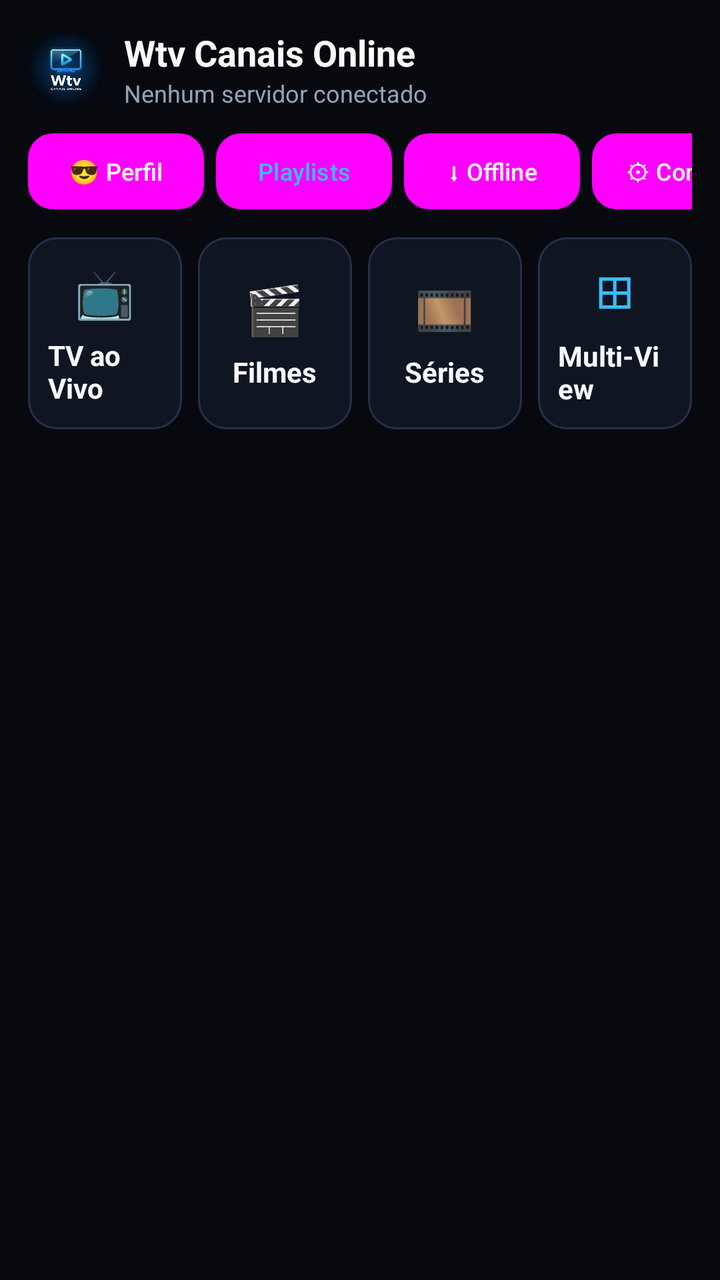
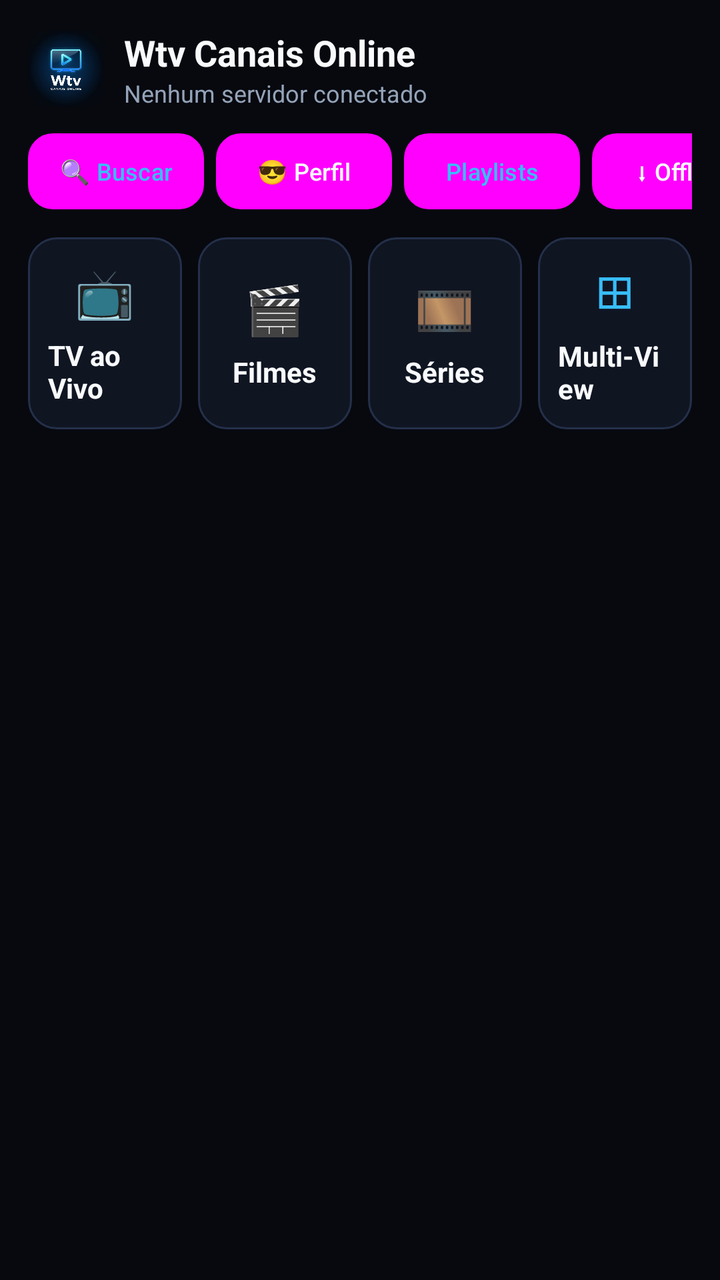

Compare the two renders of this Android layout. The source of the first and the diff that turns it into the second are given below.
<!-- AndroidManifest.xml: application theme Theme.NovaTV -->
<!-- res/layout/activity_home.xml -->
<?xml version="1.0" encoding="utf-8"?>
<ScrollView xmlns:android="http://schemas.android.com/apk/res/android"
    android:layout_width="match_parent"
    android:layout_height="match_parent"
    android:background="@color/bg_cinema"
    android:fillViewport="true"
    android:fitsSystemWindows="true"
    android:padding="14dp">

    <LinearLayout
        android:layout_width="match_parent"
        android:layout_height="wrap_content"
        android:orientation="vertical">

        
        <LinearLayout
            android:layout_width="match_parent"
            android:layout_height="wrap_content"
            android:orientation="vertical"
            android:paddingBottom="12dp">

            <LinearLayout
                android:layout_width="match_parent"
                android:layout_height="wrap_content"
                android:gravity="center_vertical"
                android:orientation="horizontal"
                android:paddingBottom="10dp">

                <ImageView
                    android:layout_width="38dp"
                    android:layout_height="38dp"
                    android:background="@drawable/bg_poster_rounded"
                    android:clipToOutline="true"
                    android:contentDescription="@string/app_name"
                    android:src="@drawable/ic_wtv_launcher" />

                <LinearLayout
                    android:layout_width="0dp"
                    android:layout_height="wrap_content"
                    android:layout_marginStart="10dp"
                    android:layout_weight="1"
                    android:orientation="vertical">

                    <TextView
                        android:layout_width="match_parent"
                        android:layout_height="wrap_content"
                        android:ellipsize="end"
                        android:maxLines="1"
                        android:text="Wtv Canais Online"
                        android:textColor="@color/text_primary"
                        android:textSize="18sp"
                        android:textStyle="bold" />

                    <TextView
                        android:id="@+id/tv_active_profile"
                        android:layout_width="match_parent"
                        android:layout_height="wrap_content"
                        android:ellipsize="end"
                        android:maxLines="1"
                        android:text="Nenhum servidor conectado"
                        android:textColor="@color/text_secondary"
                        android:textSize="12sp" />
                </LinearLayout>
            </LinearLayout>

            <HorizontalScrollView
                android:layout_width="match_parent"
                android:layout_height="wrap_content"
                android:scrollbars="none">

                <LinearLayout
                    android:layout_width="wrap_content"
                    android:layout_height="wrap_content"
                    android:gravity="center_vertical"
                    android:orientation="horizontal"
                    android:paddingVertical="2dp">

                    <Button
                        android:id="@+id/btn_switch_profile"
                        style="@style/Widget.Material3.Button.TextButton"
                        android:layout_width="wrap_content"
                        android:layout_height="38dp"
                        android:layout_marginEnd="6dp"
                        android:background="@drawable/selector_cinema_button"
                        android:focusable="true"
                        android:paddingHorizontal="10dp"
                        android:text="😎 Perfil"
                        android:textColor="@color/text_primary"
                        android:textSize="12sp" />

                    <Button
                        android:id="@+id/btn_playlists"
                        style="@style/Widget.Material3.Button.TextButton"
                        android:layout_width="wrap_content"
                        android:layout_height="38dp"
                        android:layout_marginEnd="6dp"
                        android:background="@drawable/selector_cinema_button"
                        android:focusable="true"
                        android:paddingHorizontal="12dp"
                        android:text="Playlists"
                        android:textColor="@color/accent_cyan"
                        android:textSize="12sp" />

                    <Button
                        android:id="@+id/btn_downloads"
                        style="@style/Widget.Material3.Button.TextButton"
                        android:layout_width="wrap_content"
                        android:layout_height="38dp"
                        android:layout_marginEnd="6dp"
                        android:background="@drawable/selector_cinema_button"
                        android:focusable="true"
                        android:paddingHorizontal="10dp"
                        android:text="⬇ Offline"
                        android:textColor="@color/text_primary"
                        android:textSize="12sp" />

                    <Button
                        android:id="@+id/btn_settings"
                        style="@style/Widget.Material3.Button.TextButton"
                        android:layout_width="wrap_content"
                        android:layout_height="38dp"
                        android:background="@drawable/selector_cinema_button"
                        android:focusable="true"
                        android:paddingHorizontal="12dp"
                        android:text="⚙ Config."
                        android:textColor="@color/text_primary"
                        android:textSize="12sp" />
                </LinearLayout>
            </HorizontalScrollView>
        </LinearLayout>

        
        <LinearLayout
            android:id="@+id/banner_no_profile"
            android:layout_width="match_parent"
            android:layout_height="wrap_content"
            android:layout_marginBottom="20dp"
            android:background="@drawable/selector_cinema_card"
            android:orientation="vertical"
            android:padding="20dp"
            android:visibility="gone">

            <TextView
                android:layout_width="wrap_content"
                android:layout_height="wrap_content"
                android:text="Bem-vindo ao Wtv Canais Online"
                android:textColor="@color/text_primary"
                android:textSize="18sp"
                android:textStyle="bold" />

            <TextView
                android:layout_width="wrap_content"
                android:layout_height="wrap_content"
                android:layout_marginTop="4dp"
                android:layout_marginBottom="10dp"
                android:text="Conecte sua conta Xtream Codes, URL M3U, ou envie este código MAC ao administrador para receber sua lista:"
                android:textColor="@color/text_secondary"
                android:textSize="13sp" />

            <TextView
                android:id="@+id/tv_home_device_mac"
                android:layout_width="wrap_content"
                android:layout_height="wrap_content"
                android:layout_marginBottom="14dp"
                android:text="📡 MAC: ..."
                android:textColor="@color/accent_cyan"
                android:textSize="16sp"
                android:textStyle="bold" />

            <LinearLayout
                android:layout_width="wrap_content"
                android:layout_height="wrap_content"
                android:orientation="horizontal">

                <Button
                    android:id="@+id/btn_add_first_playlist"
                    style="@style/Widget.Material3.Button.TextButton"
                    android:layout_width="wrap_content"
                    android:layout_height="44dp"
                    android:layout_marginEnd="10dp"
                    android:background="@drawable/selector_cinema_button"
                    android:focusable="true"
                    android:paddingHorizontal="18dp"
                    android:text="+ Adicionar Servidor / Lista M3U"
                    android:textColor="#FFFFFF" />

                <Button
                    android:id="@+id/btn_check_mac_playlist"
                    style="@style/Widget.Material3.Button.TextButton"
                    android:layout_width="wrap_content"
                    android:layout_height="44dp"
                    android:background="@drawable/selector_cinema_button"
                    android:focusable="true"
                    android:paddingHorizontal="16dp"
                    android:text="↻ Verificar Lista pelo MAC"
                    android:textColor="@color/accent_cyan" />
            </LinearLayout>
        </LinearLayout>

        
        <FrameLayout
            android:id="@+id/hero_carousel_container"
            android:layout_width="match_parent"
            android:layout_height="195dp"
            android:layout_marginBottom="20dp"
            android:visibility="gone">

            <androidx.viewpager2.widget.ViewPager2
                android:id="@+id/vp_hero_banners"
                android:layout_width="match_parent"
                android:layout_height="match_parent" />

            <Button
                android:id="@+id/btn_banner_prev"
                style="@style/Widget.Material3.Button.TextButton"
                android:layout_width="36dp"
                android:layout_height="36dp"
                android:layout_gravity="top|end"
                android:layout_marginTop="12dp"
                android:layout_marginEnd="92dp"
                android:background="@drawable/selector_cinema_button"
                android:focusable="true"
                android:padding="0dp"
                android:text="◀"
                android:textColor="#FFFFFF"
                android:textSize="12sp" />

            <TextView
                android:id="@+id/tv_banner_counter"
                android:layout_width="wrap_content"
                android:layout_height="wrap_content"
                android:layout_gravity="top|end"
                android:layout_marginTop="20dp"
                android:layout_marginEnd="54dp"
                android:text="1/1"
                android:textColor="@color/text_secondary"
                android:textSize="11sp"
                android:textStyle="bold" />

            <Button
                android:id="@+id/btn_banner_next"
                style="@style/Widget.Material3.Button.TextButton"
                android:layout_width="36dp"
                android:layout_height="36dp"
                android:layout_gravity="top|end"
                android:layout_marginTop="12dp"
                android:layout_marginEnd="12dp"
                android:background="@drawable/selector_cinema_button"
                android:focusable="true"
                android:padding="0dp"
                android:text="▶"
                android:textColor="#FFFFFF"
                android:textSize="12sp" />
        </FrameLayout>

        
        <LinearLayout
            android:layout_width="match_parent"
            android:layout_height="wrap_content"
            android:layout_marginBottom="22dp"
            android:orientation="horizontal">

            <LinearLayout
                android:id="@+id/card_live_tv"
                android:layout_width="0dp"
                android:layout_height="96dp"
                android:layout_marginEnd="8dp"
                android:layout_weight="1"
                android:background="@drawable/selector_cinema_card"
                android:focusable="true"
                android:gravity="center"
                android:orientation="vertical"
                android:padding="10dp">

                <TextView
                    android:layout_width="wrap_content"
                    android:layout_height="wrap_content"
                    android:text="📺"
                    android:textSize="24sp" />

                <TextView
                    android:layout_width="wrap_content"
                    android:layout_height="wrap_content"
                    android:layout_marginTop="6dp"
                    android:text="TV ao Vivo"
                    android:textColor="@color/text_primary"
                    android:textSize="14sp"
                    android:textStyle="bold" />
            </LinearLayout>

            <LinearLayout
                android:id="@+id/card_movies"
                android:layout_width="0dp"
                android:layout_height="96dp"
                android:layout_marginEnd="8dp"
                android:layout_weight="1"
                android:background="@drawable/selector_cinema_card"
                android:focusable="true"
                android:gravity="center"
                android:orientation="vertical"
                android:padding="10dp">

                <TextView
                    android:layout_width="wrap_content"
                    android:layout_height="wrap_content"
                    android:text="🎬"
                    android:textSize="24sp" />

                <TextView
                    android:layout_width="wrap_content"
                    android:layout_height="wrap_content"
                    android:layout_marginTop="6dp"
                    android:text="Filmes"
                    android:textColor="@color/text_primary"
                    android:textSize="14sp"
                    android:textStyle="bold" />
            </LinearLayout>

            <LinearLayout
                android:id="@+id/card_series"
                android:layout_width="0dp"
                android:layout_height="96dp"
                android:layout_marginEnd="8dp"
                android:layout_weight="1"
                android:background="@drawable/selector_cinema_card"
                android:focusable="true"
                android:gravity="center"
                android:orientation="vertical"
                android:padding="10dp">

                <TextView
                    android:layout_width="wrap_content"
                    android:layout_height="wrap_content"
                    android:text="🎞️"
                    android:textSize="24sp" />

                <TextView
                    android:layout_width="wrap_content"
                    android:layout_height="wrap_content"
                    android:layout_marginTop="6dp"
                    android:text="Séries"
                    android:textColor="@color/text_primary"
                    android:textSize="14sp"
                    android:textStyle="bold" />
            </LinearLayout>

            <LinearLayout
                android:id="@+id/card_multiview"
                android:layout_width="0dp"
                android:layout_height="96dp"
                android:layout_weight="1"
                android:background="@drawable/selector_cinema_card"
                android:focusable="true"
                android:gravity="center"
                android:orientation="vertical"
                android:padding="10dp">

                <TextView
                    android:layout_width="wrap_content"
                    android:layout_height="wrap_content"
                    android:text="⊞"
                    android:textColor="@color/accent_cyan"
                    android:textSize="24sp" />

                <TextView
                    android:layout_width="wrap_content"
                    android:layout_height="wrap_content"
                    android:layout_marginTop="6dp"
                    android:text="Multi-View"
                    android:textColor="@color/text_primary"
                    android:textSize="14sp"
                    android:textStyle="bold" />
            </LinearLayout>
        </LinearLayout>

        
        <TextView
            android:id="@+id/tv_section_recent_channels"
            android:layout_width="wrap_content"
            android:layout_height="wrap_content"
            android:layout_marginBottom="10dp"
            android:text="📺 Últimos Canais Assistidos"
            android:textColor="@color/text_primary"
            android:textSize="16sp"
            android:textStyle="bold"
            android:visibility="gone" />

        <androidx.recyclerview.widget.RecyclerView
            android:id="@+id/rv_recent_channels"
            android:layout_width="match_parent"
            android:layout_height="wrap_content"
            android:layout_marginBottom="20dp"
            android:clipToPadding="false"
            android:visibility="gone" />

        
        <TextView
            android:id="@+id/tv_section_recent_series"
            android:layout_width="wrap_content"
            android:layout_height="wrap_content"
            android:layout_marginBottom="10dp"
            android:text="🎞️ Últimas Séries Assistidas"
            android:textColor="@color/text_primary"
            android:textSize="16sp"
            android:textStyle="bold"
            android:visibility="gone" />

        <androidx.recyclerview.widget.RecyclerView
            android:id="@+id/rv_recent_series"
            android:layout_width="match_parent"
            android:layout_height="wrap_content"
            android:layout_marginBottom="20dp"
            android:clipToPadding="false"
            android:visibility="gone" />

        
        <TextView
            android:id="@+id/tv_section_recent_movies"
            android:layout_width="wrap_content"
            android:layout_height="wrap_content"
            android:layout_marginBottom="10dp"
            android:text="🎬 Últimos Filmes Assistidos"
            android:textColor="@color/text_primary"
            android:textSize="16sp"
            android:textStyle="bold"
            android:visibility="gone" />

        <androidx.recyclerview.widget.RecyclerView
            android:id="@+id/rv_recent_movies"
            android:layout_width="match_parent"
            android:layout_height="wrap_content"
            android:layout_marginBottom="20dp"
            android:clipToPadding="false"
            android:visibility="gone" />

        
        <TextView
            android:id="@+id/tv_section_favorites"
            android:layout_width="wrap_content"
            android:layout_height="wrap_content"
            android:layout_marginBottom="10dp"
            android:text="★ Canais e Filmes Favoritos"
            android:textColor="@color/text_primary"
            android:textSize="16sp"
            android:textStyle="bold"
            android:visibility="gone" />

        <androidx.recyclerview.widget.RecyclerView
            android:id="@+id/rv_favorites"
            android:layout_width="match_parent"
            android:layout_height="wrap_content"
            android:layout_marginBottom="20dp"
            android:clipToPadding="false"
            android:visibility="gone" />

        
        <TextView
            android:id="@+id/tv_section_recent"
            android:layout_width="wrap_content"
            android:layout_height="wrap_content"
            android:layout_marginBottom="10dp"
            android:text="✨ Adicionados Recentemente"
            android:textColor="@color/text_primary"
            android:textSize="16sp"
            android:textStyle="bold"
            android:visibility="gone" />

        <androidx.recyclerview.widget.RecyclerView
            android:id="@+id/rv_recent"
            android:layout_width="match_parent"
            android:layout_height="wrap_content"
            android:clipToPadding="false"
            android:visibility="gone" />

    </LinearLayout>
</ScrollView>
<!-- resources referenced by this layout -->
<resources>
  <color name="accent_cyan">#38BDF8</color>
  <color name="bg_cinema">#07090F</color>
  <color name="text_primary">#F8FAFC</color>
  <color name="text_secondary">#94A3B8</color>
  <!-- drawable bg_poster_rounded (drawable) -->
  <?xml version="1.0" encoding="utf-8"?>
  <shape xmlns:android="http://schemas.android.com/apk/res/android" android:shape="rectangle">
      <solid android:color="#07090F" />
      <corners android:radius="10dp" />
  </shape>
  <!-- drawable ic_wtv_launcher: png bitmap (drawable, 355674 bytes) -->
  <!-- drawable selector_cinema_button (drawable) -->
  <?xml version="1.0" encoding="utf-8"?>
  <selector xmlns:android="http://schemas.android.com/apk/res/android">
      <item android:state_focused="true">
          <shape android:shape="rectangle">
              <solid android:color="#0284C7" />
              <stroke android:width="3dp" android:color="#FACC15" />
              <corners android:radius="12dp" />
          </shape>
      </item>
      <item android:state_selected="true">
          <shape android:shape="rectangle">
              <solid android:color="#1D4ED8" />
              <stroke android:width="2dp" android:color="#38BDF8" />
              <corners android:radius="12dp" />
          </shape>
      </item>
      <item android:state_pressed="true">
          <shape android:shape="rectangle">
              <solid android:color="#1E40AF" />
              <stroke android:width="2dp" android:color="#FFFFFF" />
              <corners android:radius="12dp" />
          </shape>
      </item>
      <item>
          <shape android:shape="rectangle">
              <solid android:color="#182033" />
              <stroke android:width="1dp" android:color="#2E3C5C" />
              <corners android:radius="12dp" />
          </shape>
      </item>
  </selector>
  <!-- drawable selector_cinema_card (drawable) -->
  <?xml version="1.0" encoding="utf-8"?>
  <selector xmlns:android="http://schemas.android.com/apk/res/android">
      <item android:state_focused="true">
          <shape android:shape="rectangle">
              <solid android:color="#1E3A5F" />
              <stroke android:width="3dp" android:color="#FACC15" />
              <corners android:radius="14dp" />
          </shape>
      </item>
      <item android:state_selected="true">
          <shape android:shape="rectangle">
              <solid android:color="#172554" />
              <stroke android:width="2dp" android:color="#38BDF8" />
              <corners android:radius="14dp" />
          </shape>
      </item>
      <item android:state_pressed="true">
          <shape android:shape="rectangle">
              <solid android:color="#23304A" />
              <stroke android:width="2dp" android:color="#3B82F6" />
              <corners android:radius="14dp" />
          </shape>
      </item>
      <item>
          <shape android:shape="rectangle">
              <solid android:color="#101522" />
              <stroke android:width="1dp" android:color="#24304A" />
              <corners android:radius="14dp" />
          </shape>
      </item>
  </selector>
  <string name="app_name">Wtv Canais Online</string>
  <style name="Theme.NovaTV" parent="Theme.Material3.Dark.NoActionBar">
          <item name="colorPrimary">@color/accent_primary</item>
          <item name="colorSecondary">@color/accent_cyan</item>
          <item name="materialButtonStyle">@style/NovaTvButton</item>
          <item name="android:windowBackground">@color/bg_cinema</item>
          <item name="android:statusBarColor">@color/bg_cinema</item>
          <item name="android:navigationBarColor">@color/bg_cinema</item>
      </style>
  <color name="accent_primary">#3B82F6</color>
  <style name="NovaTvButton" parent="Widget.Material3.Button.TextButton">
          <item name="backgroundTint">@null</item>
          <item name="android:textAllCaps">false</item>
          <item name="android:minWidth">0dp</item>
          <item name="android:minHeight">0dp</item>
      </style>
</resources>

<!-- the commit's change to res/layout/activity_home.xml (unified diff, before → after) -->
@@ -74,6 +74,19 @@
                     android:gravity="center_vertical"
                     android:orientation="horizontal"
                     android:paddingVertical="2dp">
+
+                    <Button
+                        android:id="@+id/btn_global_search"
+                        style="@style/Widget.Material3.Button.TextButton"
+                        android:layout_width="wrap_content"
+                        android:layout_height="38dp"
+                        android:layout_marginEnd="6dp"
+                        android:background="@drawable/selector_cinema_button"
+                        android:focusable="true"
+                        android:paddingHorizontal="10dp"
+                        android:text="🔍 Buscar"
+                        android:textColor="@color/accent_cyan"
+                        android:textSize="12sp" />
 
                     <Button
                         android:id="@+id/btn_switch_profile"
